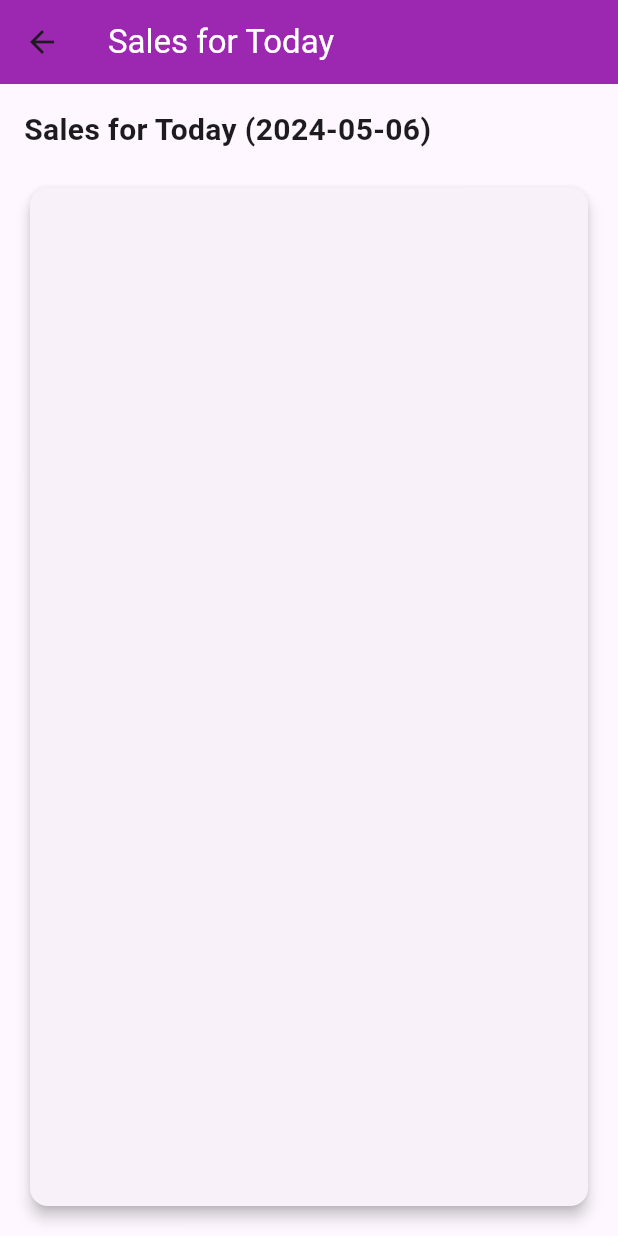
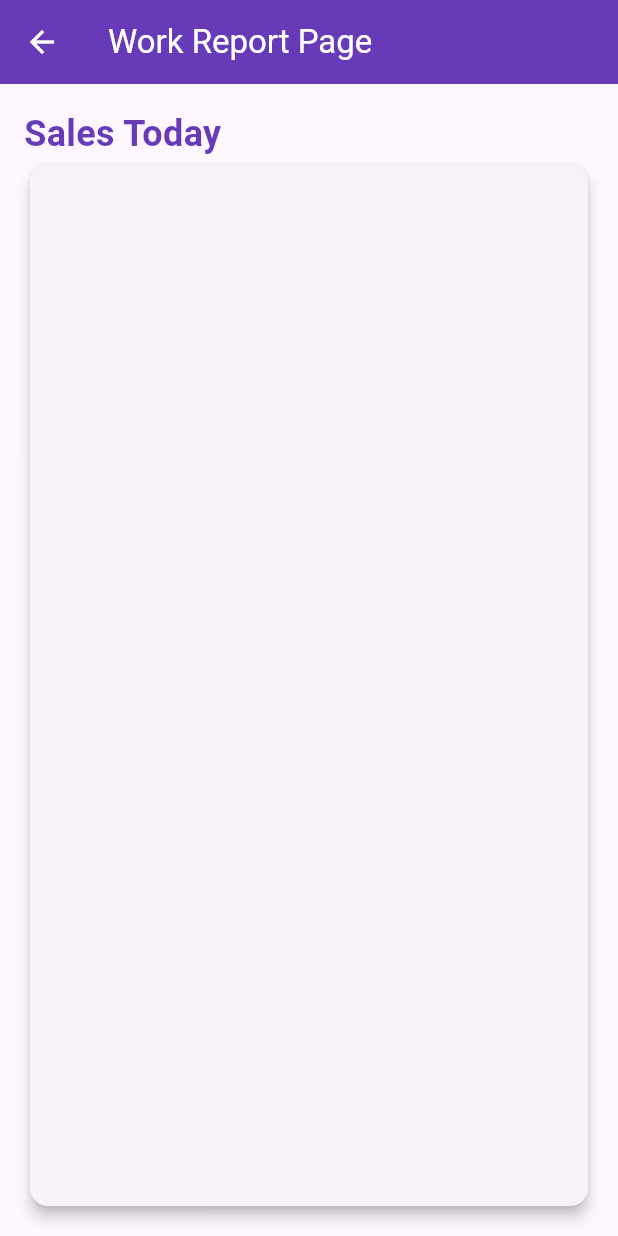
Before and after one commit to zimnhashman/employee_management_r, a Flutter app: the WorkReportPage screen opened directly, on a phone screen of 412 x 824 dp. Run offline on Flutter 3.47's test engine with Material 3 defaults, Android fonts, the light colour scheme and no system bars; our stand-ins replace sqflite; accounts and stored records are empty.

Commit message:
feat: UI Fix

```diff
--- a/lib/screens/employee/employee_sales.dart
+++ b/lib/screens/employee/employee_sales.dart
@@ -28,6 +28,12 @@ class _EmployeeSalesPageState extends State<EmployeeSalesPage> {
   Widget build(BuildContext context) {
     return Scaffold(
       appBar: AppBar(
+        leading: IconButton(
+          icon: const Icon(Icons.arrow_back, color: Colors.white), // White back button
+          onPressed: () {
+            Navigator.of(context).pop();
+          },
+        ),
         title: const Text('Sales Dashboard', style: TextStyle(
           color: Colors.white,
         ),),
--- a/lib/screens/employee/employee_tasks.dart
+++ b/lib/screens/employee/employee_tasks.dart
@@ -12,13 +12,12 @@ class _WorkReportPageState extends State<WorkReportPage> {
   @override
   void initState() {
     super.initState();
-    _loadWorkReport();
+    _loadSales();
   }
 
-  Future<void> _loadWorkReport() async {
-    DateTime now = DateTime.now();
-    String formattedDate = '${now.year}-${now.month.toString().padLeft(2, '0')}-${now.day.toString().padLeft(2, '0')}';
-    List<Map<String, dynamic>> sales = await DatabaseHelper.instance.getSalesForDate(formattedDate);
+  Future<void> _loadSales() async {
+    List<Map<String, dynamic>> sales = await DatabaseHelper.instance
+        .getAllSales();
     setState(() {
       _salesList = sales;
     });
@@ -28,21 +27,28 @@ class _WorkReportPageState extends State<WorkReportPage> {
   Widget build(BuildContext context) {
     return Scaffold(
       appBar: AppBar(
-        title: const Text('Sales for Today', style: TextStyle(
+        leading: IconButton(
+          icon: const Icon(Icons.arrow_back, color: Colors.white), // White back button
+          onPressed: () {
+            Navigator.of(context).pop();
+          },
+        ),
+        title: const Text('Work Report Page', style: TextStyle(
           color: Colors.white,
-        )),
-        backgroundColor: Colors.purple,
+        ),),
+        backgroundColor: Colors.deepPurple,
       ),
       body: Padding(
         padding: const EdgeInsets.all(16.0),
         child: Column(
           crossAxisAlignment: CrossAxisAlignment.start,
           children: [
-            Text(
-              'Sales for Today (${DateTime.now().toString().substring(0, 10)})',
-              style: const TextStyle(fontSize: 20, fontWeight: FontWeight.bold),
+            const Text(
+              'Sales Today',
+              style: TextStyle(fontSize: 24,
+                  fontWeight: FontWeight.bold,
+                  color: Colors.deepPurple),
             ),
-            const SizedBox(height: 20),
             Expanded(
               child: Card(
                 elevation: 4,
@@ -50,7 +56,8 @@ class _WorkReportPageState extends State<WorkReportPage> {
                   itemCount: _salesList.length,
                   itemBuilder: (context, index) {
                     return ListTile(
-                      title: Text('Sales: \$${_salesList[index]['sales']}'),
+                      title: Text(
+                          'Date: ${_salesList[index]['date']} - Sales: \$${_salesList[index]['sales']}'),
                     );
                   },
                 ),
```
